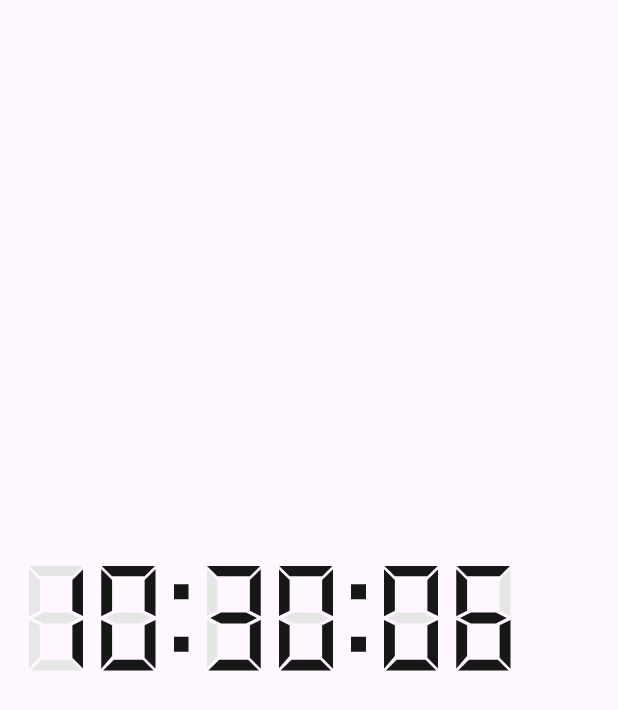
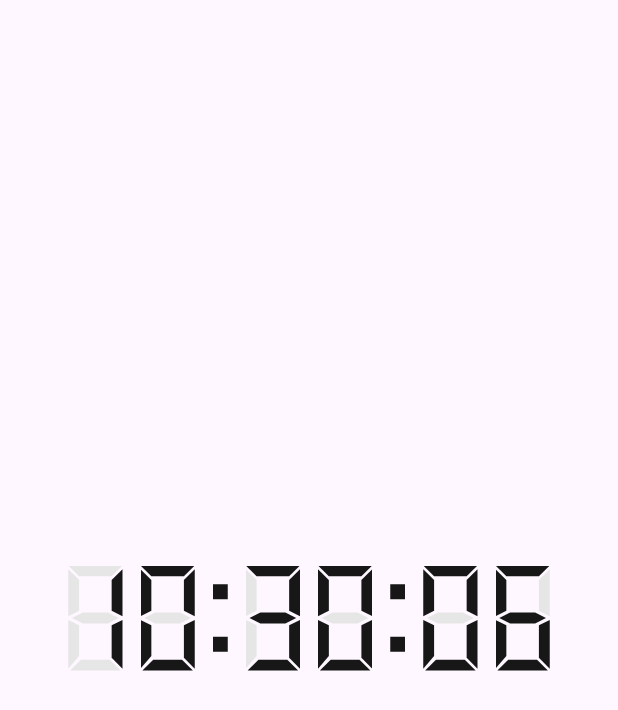
Before and after one commit to CodeAndThink/Sample-Flutter-Digital-Clock, a Flutter app: the screen it shows after launch, on a phone screen of 412 x 824 dp. Shown: the top 710 px of the screen. Run offline on Flutter 3.47's test engine with Material 3 defaults, Android fonts, the phone set to English and light mode, and no system bars.

Commit message:
Fix the position of clock and add some screenshots

```diff
--- a/lib/views/home.dart
+++ b/lib/views/home.dart
@@ -40,15 +40,16 @@ class _HomeScreenState extends State<HomeScreen> {
       height: 70,
       child: AspectRatio(
           aspectRatio: n.length.toDouble() / 1.5,
+          child: Center(
             child: LedDigits(
               string: n,
               spacing: 12,
               numberOfLeds: n.length,
               onColor: const Color(0xFF171717),
               backgroundColor: Colors.transparent,
-                offColor: const Color(0xFFE6E6E6) ,
+              offColor: const Color(0xFFE6E6E6),
             ),
-            ),
+          )),
     );
   }
 }
```
Also changed, not shown: 2 other files. Lines whose indentation alone changed are shown as unchanged.
